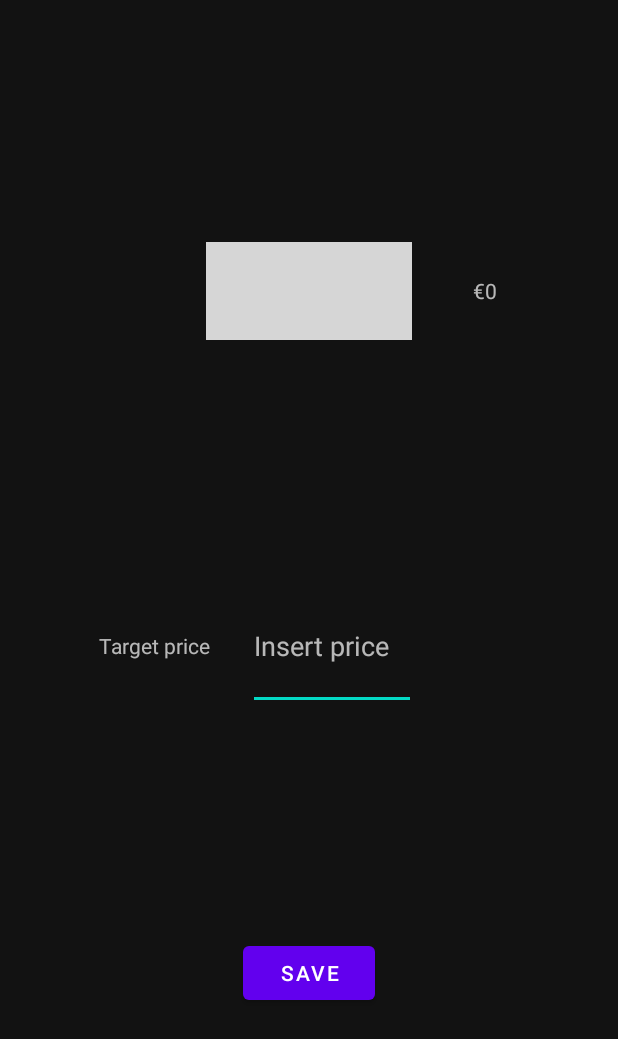
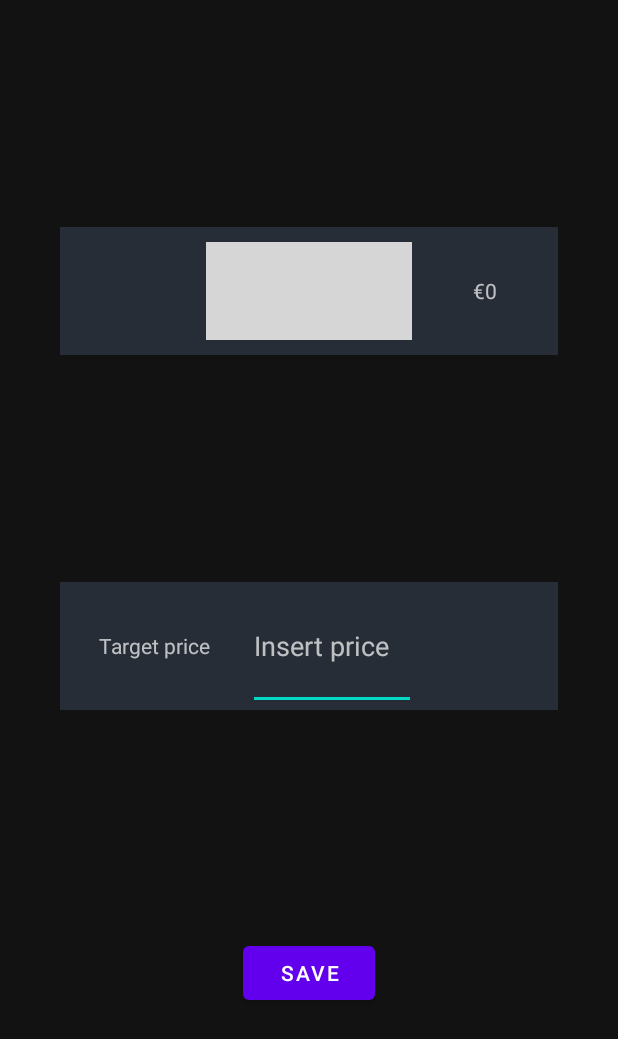
Before and after one commit to FMAcostaCurbelo/CryoTechApp, an Android app: the ItemTarget screen opened directly, with no data from a screen before it, on a phone screen of 412 x 824 dp. Shown: the top 1039 px of the screen. Run offline under Robolectric (Android 15) with nearby library versions, the phone set to English and light mode, and no system bars; our stand-ins replace Picasso, Room's generated code; network calls fail; pictures from the network do not load; 3 statements that could not run were skipped; grey boxes are pictures that could not be loaded.

Commit message:
Finished alpha version 1.01

```diff
--- a/app/src/main/java/com/femaaccu/cryotechapp/ItemDetails.java
+++ b/app/src/main/java/com/femaaccu/cryotechapp/ItemDetails.java
@@ -226,7 +226,6 @@ public class ItemDetails extends AppCompatActivity {
                                 String epochTime = array.getString(0);
                                 Date time = new Date(Long.parseLong(epochTime));
                                 dateObject realTime= new dateObject(time.toString());
-                                //Toast.makeText(ItemDetails.this, "el tiempo en string es  "+tiempo, Toast.LENGTH_LONG).show();
 
                                 if (i==0){
                                     InitValue(currencyID, realTime, days);
--- a/app/src/main/res/layout/activity_item_target.xml
+++ b/app/src/main/res/layout/activity_item_target.xml
@@ -12,6 +12,7 @@
       android:layout_height="85dp"
       android:layout_marginHorizontal="40dp"
       android:orientation="horizontal"
+      android:background="@color/black_shade_2"
       app:layout_constraintBottom_toTopOf="@+id/buttonSave"
       app:layout_constraintEnd_toEndOf="@+id/linearLayoutbaseitem"
       app:layout_constraintHorizontal_bias="0.5"
@@ -60,6 +61,7 @@
       android:layout_marginHorizontal="40dp"
       app:layout_constraintBottom_toTopOf="@+id/linearLayouttargetprice"
       app:layout_constraintEnd_toEndOf="parent"
+      android:background="@color/black_shade_2"
       app:layout_constraintHorizontal_bias="0.5"
       app:layout_constraintStart_toStartOf="parent"
       app:layout_constraintTop_toTopOf="parent"
--- a/app/src/main/res/layout/currency_rc_item.xml
+++ b/app/src/main/res/layout/currency_rc_item.xml
@@ -21,6 +21,7 @@
             android:layout_alignParentEnd="true"
             android:layout_alignParentBottom="true"
             android:layout_marginStart="-80dp"
+            android:background="@color/black_shade_1"
             android:layout_marginTop="10dp"
             android:layout_marginEnd="224dp"
             android:layout_marginBottom="9dp"
```
